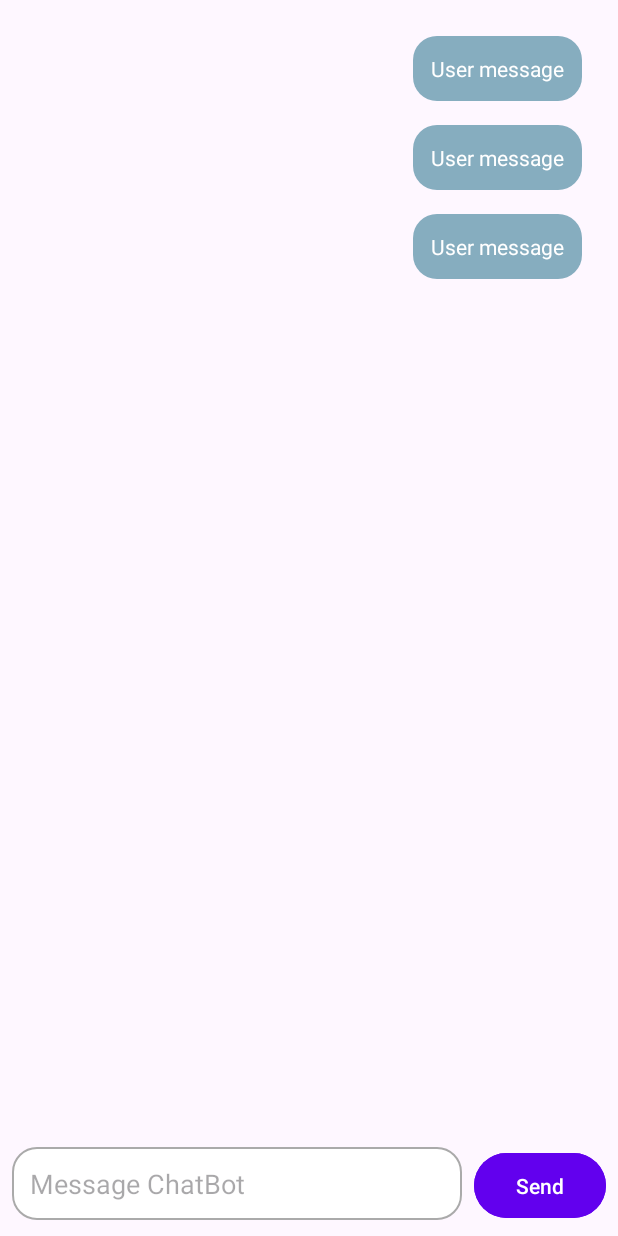
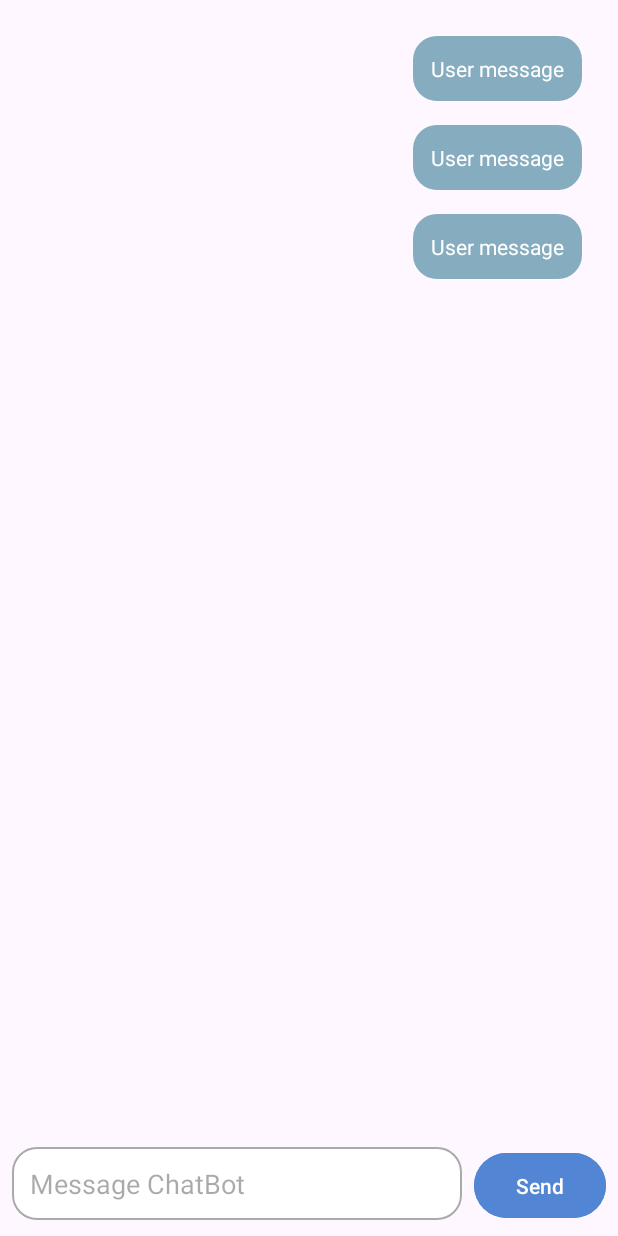
Before and after one commit to jimmy19981226/CalmCloud, an Android app: the layout activity_chat_bot.xml on its own in the app's theme, with its tools: preview values and no code run, on a phone screen of 412 x 824 dp. Run offline under Robolectric (Android 15) with nearby library versions, the phone set to English and light mode, and no system bars.

Commit message:
Change color of chatbot send button

```diff
--- a/app/src/main/java/com/example/calmcloud/api/RetrofitClient.kt
+++ b/app/src/main/java/com/example/calmcloud/api/RetrofitClient.kt
@@ -17,7 +17,7 @@ object RetrofitClient {
         .addInterceptor(loggingInterceptor)
         .addInterceptor { chain ->
             val request = chain.request().newBuilder()
-                .addHeader("Authorization", "Bearer s")
+                .addHeader("Authorization", "Bearer ")
                 .build()
             chain.proceed(request)
         }
--- a/app/src/main/res/values/colors.xml
+++ b/app/src/main/res/values/colors.xml
@@ -13,5 +13,5 @@
     <color name="darkred">#8B0000</color>
     <color name="user_message_bg">#86ADBF</color>
     <color name="bot_message_bg">#e0e0e0</color>
-    <color name="buttonColor">#6200EE</color>
+    <color name="buttonColor">#5286D5</color>
 </resources>
```
